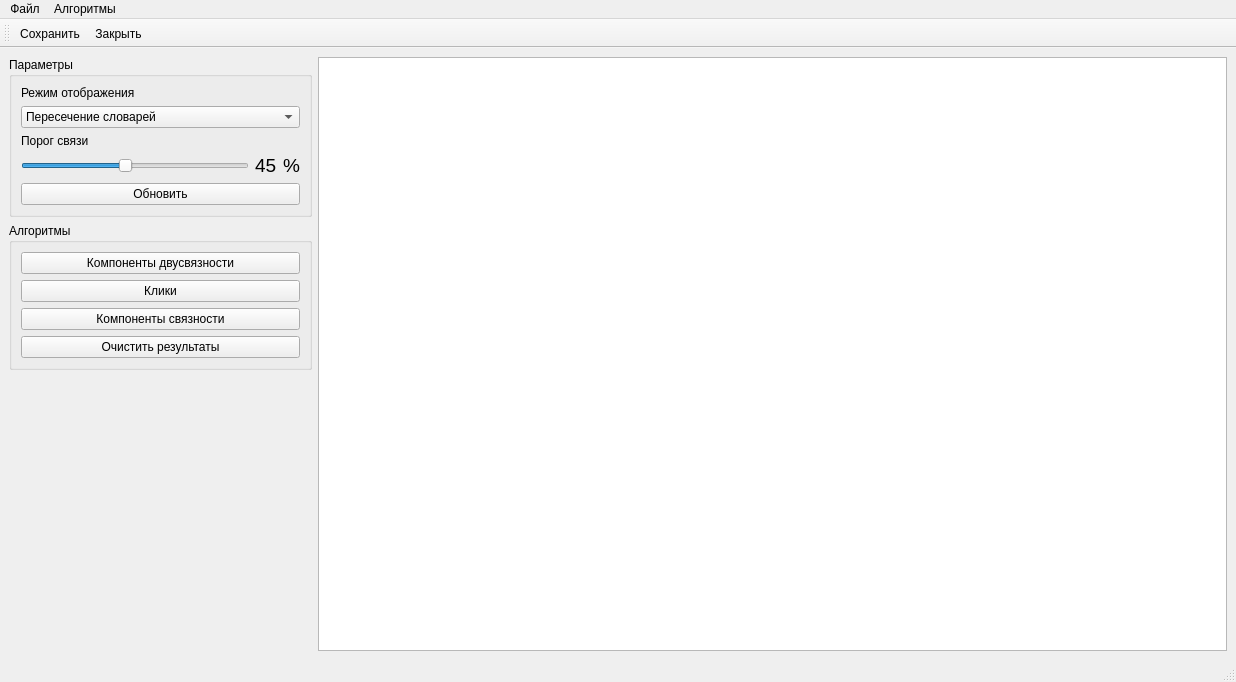
This is ui/graphwindow.ui in moevm/nosql1h19-text-graph as Qt 5 draws it before an edit. The edited form follows.
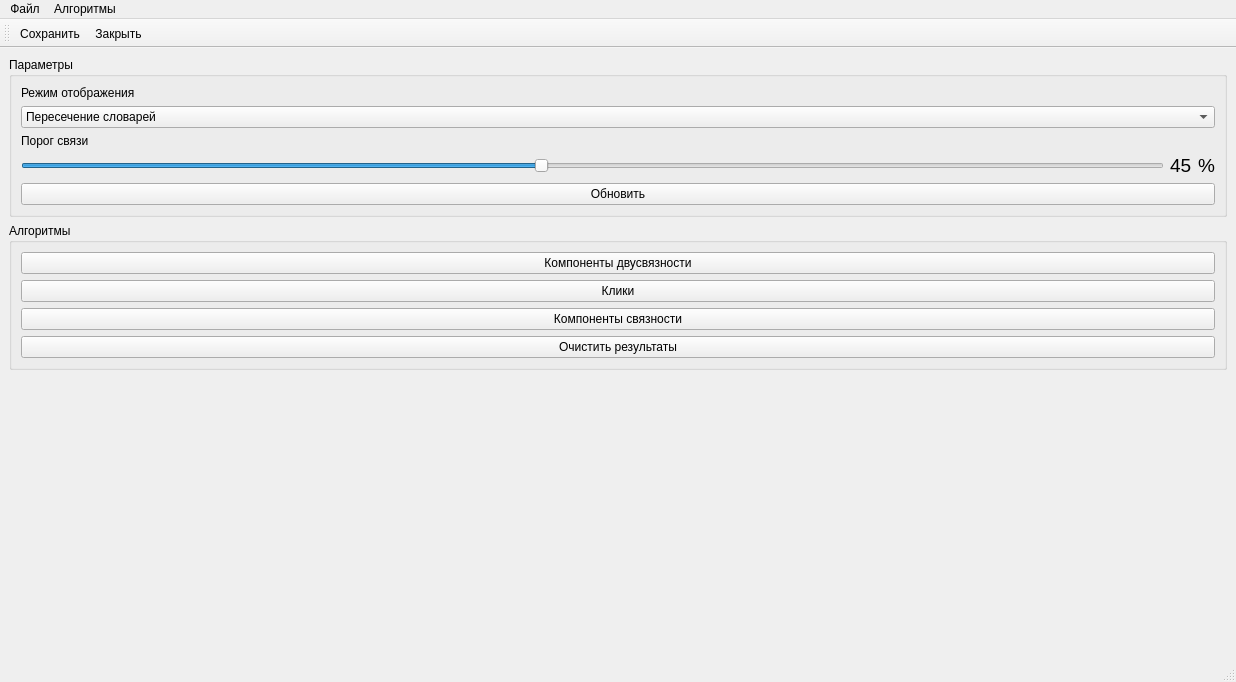
This is the edited form. Icons and pictures are not drawn.

```diff
--- a/ui/graphwindow.ui
+++ b/ui/graphwindow.ui
@@ -170,14 +170,7 @@
      </layout>
     </item>
     <item>
-     <widget class="QGraphicsView" name="graphicsView">
-      <property name="sizeAdjustPolicy">
-       <enum>QAbstractScrollArea::AdjustToContentsOnFirstShow</enum>
-      </property>
-      <property name="dragMode">
-       <enum>QGraphicsView::NoDrag</enum>
-      </property>
-     </widget>
+     <layout class="QHBoxLayout" name="graphWidgetLayout"/>
     </item>
    </layout>
   </widget>
```
Left out of the diff: 2 changed lines with no effect on the pictures.
